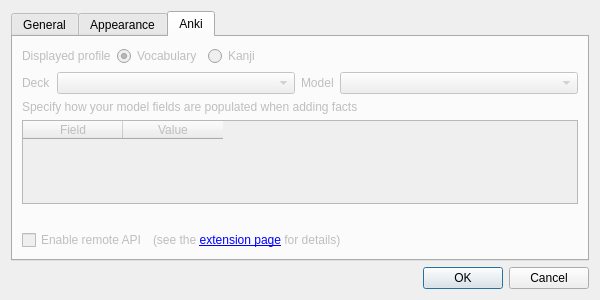
Old version of the form ui/preferences.ui in the repository FooSoft/yomichan-anki.
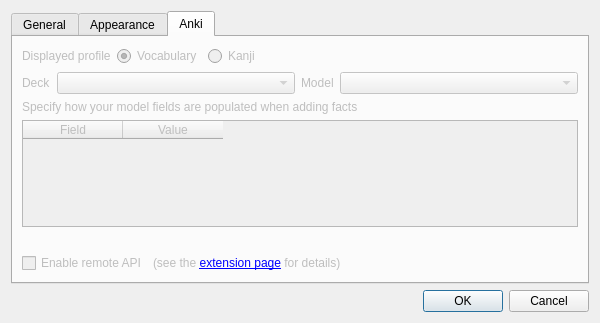
New version of the form. The open tabs and pages were chosen to show the change.

Commit message: Save state of remote API checkbox to preferences

```diff
--- a/ui/preferences.ui
+++ b/ui/preferences.ui
@@ -7,7 +7,7 @@
     <x>0</x>
     <y>0</y>
     <width>600</width>
-    <height>300</height>
+    <height>323</height>
    </rect>
   </property>
   <property name="windowTitle">
@@ -299,7 +299,7 @@
             </sizepolicy>
            </property>
            <property name="text">
-            <string>(see the &lt;a href=&quot;https://foosoft.net/projects/yomichan-ext&quot;&gt;extension page&lt;/a&gt; for details)</string>
+            <string>(see the &lt;a href=&quot;https://foosoft.net/projects/yomichan-chrome&quot;&gt;extension page&lt;/a&gt; for details)</string>
            </property>
           </widget>
          </item>
```
The commit also changes 3 other files.
